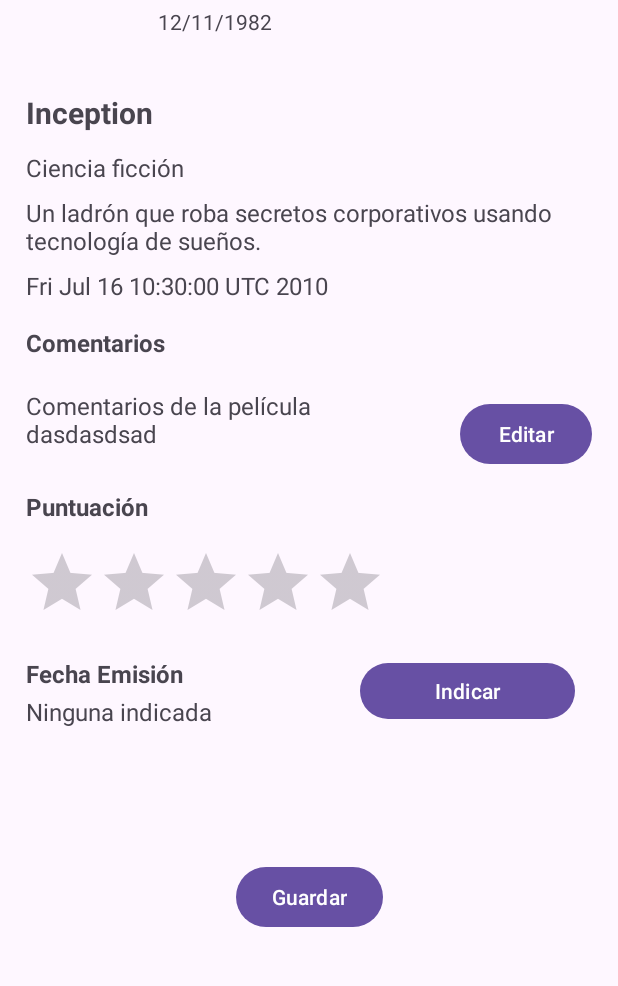
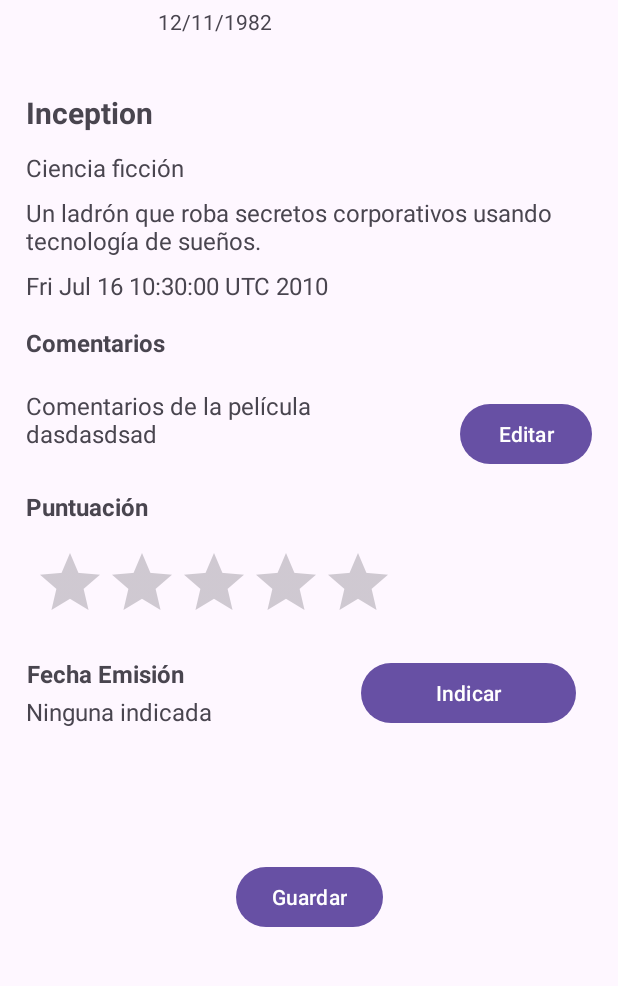
Before and after one commit to IARFLOW/EJFragments, an Android app: the screen it shows after launch (VistaPelicula), after a tap on "Inception", on a phone screen of 412 x 824 dp, the part 244-1230 px from its top. Run offline under Robolectric (Android 15) with nearby library versions, the phone set to English and light mode, and no system bars.

```diff
--- a/app/src/main/res/layout/activity_listado_actores.xml
+++ b/app/src/main/res/layout/activity_listado_actores.xml
@@ -3,5 +3,4 @@
     android:layout_width="match_parent"
     android:layout_height="match_parent">
 
-<!--Para poder hacer commit-->
 </androidx.constraintlayout.widget.ConstraintLayout>
--- a/app/src/main/res/layout/fragment_datos_pelicula.xml
+++ b/app/src/main/res/layout/fragment_datos_pelicula.xml
@@ -13,7 +13,6 @@
         android:layout_height="wrap_content"
         android:padding="16dp">
 
-        <!-- Imagen de la película (arriba, izquierda) -->
         <ImageView
             android:id="@+id/ivimagen"
             android:layout_width="80dp"
@@ -23,7 +22,6 @@
             app:layout_constraintStart_toStartOf="parent"
             app:layout_constraintTop_toTopOf="parent" />
 
-        <!-- Nombre del primer actor -->
         <TextView
             android:id="@+id/tvActor1Nombre"
             android:layout_width="0dp"
@@ -36,7 +34,6 @@
             app:layout_constraintStart_toEndOf="@id/ivimagen"
             app:layout_constraintTop_toTopOf="@id/ivimagen" />
 
-        <!-- Fecha del primer actor -->
         <TextView
             android:id="@+id/tvActor1Fecha"
             android:layout_width="0dp"
@@ -48,7 +45,6 @@
             app:layout_constraintStart_toStartOf="@id/tvActor1Nombre"
             app:layout_constraintTop_toBottomOf="@id/tvActor1Nombre" />
 
-        <!-- Nombre del segundo actor -->
         <TextView
             android:id="@+id/tvActor2Nombre"
             android:layout_width="0dp"
@@ -61,7 +57,6 @@
             app:layout_constraintStart_toStartOf="@id/tvActor1Nombre"
             app:layout_constraintTop_toBottomOf="@id/tvActor1Fecha" />
 
-        <!-- Fecha del segundo actor -->
         <TextView
             android:id="@+id/tvActor2Fecha"
             android:layout_width="0dp"
@@ -73,9 +68,7 @@
             app:layout_constraintStart_toStartOf="@id/tvActor2Nombre"
             app:layout_constraintTop_toBottomOf="@id/tvActor2Nombre" />
 
-        <!-- Título de la película (tvnombre) -->
 
-        <!-- Género (tvgenero) -->
 
         <TextView
             android:id="@+id/tvnombre"
@@ -90,9 +83,7 @@
             app:layout_constraintStart_toStartOf="parent"
             app:layout_constraintTop_toBottomOf="@id/ivimagen" />
 
-        <!-- Sinopsis (tvsinopsis) -->
 
-        <!-- Fecha de lanzamiento (tvfecha) -->
         <TextView
             android:id="@+id/tvgenero"
             android:layout_width="0dp"
@@ -105,7 +96,6 @@
             app:layout_constraintStart_toStartOf="parent"
             app:layout_constraintTop_toBottomOf="@id/tvnombre" />
 
-        <!-- Label "Comentarios" -->
         <TextView
             android:id="@+id/tvsinopsis"
             android:layout_width="0dp"
@@ -118,7 +108,6 @@
             app:layout_constraintStart_toStartOf="parent"
             app:layout_constraintTop_toBottomOf="@id/tvgenero" />
 
-        <!-- Texto de Comentarios (tvComentarios) -->
         <TextView
             android:id="@+id/tvfecha"
             android:layout_width="0dp"
@@ -131,7 +120,6 @@
             app:layout_constraintStart_toStartOf="parent"
             app:layout_constraintTop_toBottomOf="@id/tvsinopsis" />
 
-        <!-- Botón Editar Comentarios -->
 
         <TextView
             android:id="@+id/tvLabelComentarios"
@@ -166,14 +154,6 @@
             app:layout_constraintEnd_toEndOf="parent"
             app:layout_constraintTop_toTopOf="@id/tvComentarios" />
 
-        <!-- Label "Puntuación" -->
-
-        <!-- RatingBar (ratingBarPelicula) -->
-
-        <!-- Label "Fecha Emisión" -->
-
-        <!-- Texto de la fecha elegida -->
-
         <TextView
             android:id="@+id/tvLabelPuntuacion"
             android:layout_width="wrap_content"
@@ -189,41 +169,45 @@
             android:id="@+id/ratingBarPelicula"
             android:layout_width="wrap_content"
             android:layout_height="wrap_content"
+            android:layout_marginStart="14dp"
             android:layout_marginTop="16dp"
+            android:layout_marginEnd="141dp"
             android:numStars="5"
             android:stepSize="0.5"
-            app:layout_constraintTop_toBottomOf="@+id/tvLabelPuntuacion"
-            tools:layout_editor_absoluteX="-2dp" />
+            app:layout_constraintEnd_toEndOf="parent"
+            app:layout_constraintStart_toStartOf="parent"
+            app:layout_constraintTop_toBottomOf="@+id/tvLabelPuntuacion" />
+
 
         <TextView
             android:id="@+id/tvLabelFechaEmision"
             android:layout_width="wrap_content"
             android:layout_height="wrap_content"
             android:layout_marginTop="16dp"
+            android:layout_marginEnd="118dp"
             android:text="Fecha Emisión"
             android:textSize="16sp"
             android:textStyle="bold"
-            app:layout_constraintTop_toBottomOf="@+id/ratingBarPelicula"
-            tools:layout_editor_absoluteX="3dp" />
-
-        <!-- Botón "Indicar" fecha -->
-
-        <!-- Botón "Guardar" (btGuardarPelicula) -->
+            app:layout_constraintEnd_toStartOf="@+id/btIndicarFecha"
+            app:layout_constraintStart_toStartOf="parent"
+            app:layout_constraintTop_toBottomOf="@+id/ratingBarPelicula" />
 
         <TextView
             android:id="@+id/tvFechaElegida"
             android:layout_width="193dp"
             android:layout_height="31dp"
             android:layout_marginTop="3dp"
+            android:layout_marginEnd="30dp"
             android:text="Ninguna indicada"
             android:textSize="16sp"
-            app:layout_constraintTop_toBottomOf="@+id/tvLabelFechaEmision"
-            tools:layout_editor_absoluteX="1dp" />
+            app:layout_constraintEnd_toStartOf="@+id/btIndicarFecha"
+            app:layout_constraintStart_toStartOf="parent"
+            app:layout_constraintTop_toBottomOf="@+id/tvLabelFechaEmision" />
 
         <Button
             android:id="@+id/btIndicarFecha"
             android:layout_width="143dp"
-            android:layout_height="45dp"
+            android:layout_height="48dp"
             android:layout_marginStart="118dp"
             android:layout_marginTop="16dp"
             android:text="Indicar"
--- a/app/src/main/res/values/themes.xml
+++ b/app/src/main/res/values/themes.xml
@@ -2,8 +2,8 @@
     <!-- Base application theme. -->
     <style name="Base.Theme.EJFragments" parent="Theme.Material3.DayNight.NoActionBar">
         <!-- Customize your light theme here. -->
-        <item name="android:statusBarColor">@android:color/white</item> <!-- Color blanco para la barra de estado -->
-        <item name="android:windowLightStatusBar">true</item> <!-- Texto oscuro en la barra de estado -->
+        <item name="android:statusBarColor">@android:color/white</item>
+        <item name="android:windowLightStatusBar">true</item>
     </style>
 
     <style name="ToolbarTheme" parent="ThemeOverlay.AppCompat.Light">
```
